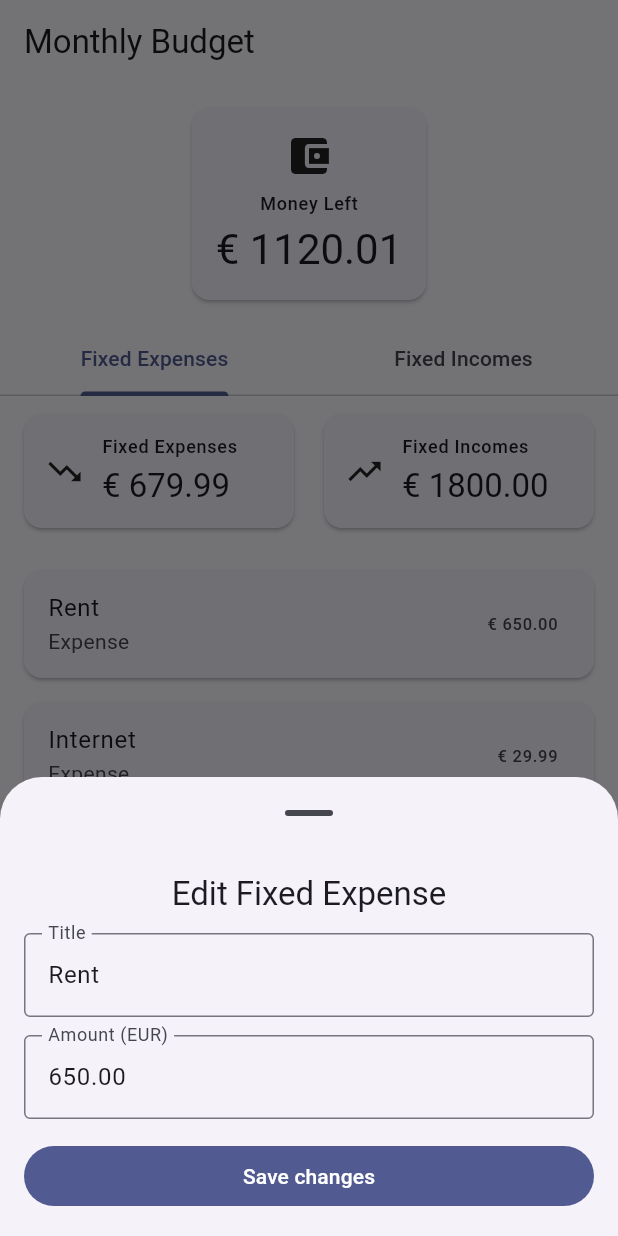
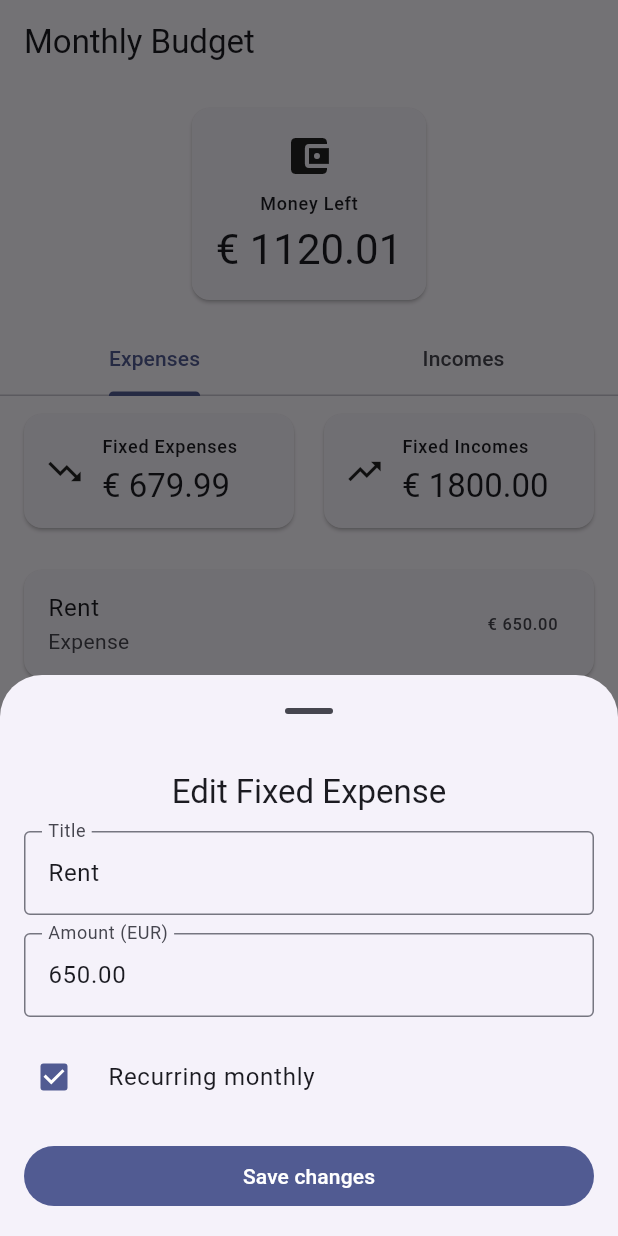
Before and after one commit to Manuel-Array/monthly-budget, a Flutter app: the screen it shows after launch, after a tap on "Rent", on a phone screen of 412 x 824 dp. Run offline on Flutter 3.47's test engine with Material 3 defaults, Android fonts, the phone set to English and light mode, and no system bars.

Commit message:
Add recurring option to items and simplify tab labels

```diff
--- a/lib/app_state.dart
+++ b/lib/app_state.dart
@@ -68,12 +68,12 @@ class AppState extends ChangeNotifier {
     if (_fixedExpenses.isNotEmpty || _fixedIncomes.isNotEmpty) return;
 
     _fixedIncomes.add(
-      FixedItem(id: 'inc1', title: 'Salary', amount: 1800),
+      FixedItem(id: 'inc1', title: 'Salary', amount: 1800, isRecurring: true),
     );
 
     _fixedExpenses.addAll([
-      FixedItem(id: 'exp1', title: 'Rent', amount: 650),
-      FixedItem(id: 'exp2', title: 'Internet', amount: 29.99),
+      FixedItem(id: 'exp1', title: 'Rent', amount: 650, isRecurring: true),
+      FixedItem(id: 'exp2', title: 'Internet', amount: 29.99, isRecurring: true),
     ]);
 
     notifyListeners();
--- a/lib/models/fixed_item.dart
+++ b/lib/models/fixed_item.dart
@@ -1,13 +1,15 @@
-/// Simple immutable model for a fixed monthly item
+/// Simple immutable model for a monthly item
 /// (expense or income).
 class FixedItem {
   final String id;
   final String title;
   final double amount;
+  final bool isRecurring;
 
   const FixedItem({
     required this.id,
     required this.title,
     required this.amount,
+    this.isRecurring = false,
   });
 }
--- a/lib/pages/home_page.dart
+++ b/lib/pages/home_page.dart
@@ -62,8 +62,8 @@ class _HomePageState extends State<HomePage>
           TabBar(
             controller: _tabController,
             tabs: const [
-              Tab(text: 'Fixed Expenses'),
-              Tab(text: 'Fixed Incomes'),
+              Tab(text: 'Expenses'),
+              Tab(text: 'Incomes'),
             ],
           ),
           FixedTotalsCards(
--- a/lib/widgets/add_fixed_item_sheet.dart
+++ b/lib/widgets/add_fixed_item_sheet.dart
@@ -25,6 +25,7 @@ class _AddFixedItemSheetState
   final _titleController = TextEditingController();
   final _amountController = TextEditingController();
   String? _errorMessage;
+  bool _isRecurring = false;
 
   @override
   void initState() {
@@ -34,6 +35,7 @@ class _AddFixedItemSheetState
     if (item != null) {
       _titleController.text = item.title;
       _amountController.text = item.amount.toStringAsFixed(2);
+      _isRecurring = item.isRecurring;
     }
   }
 
@@ -68,6 +70,7 @@ class _AddFixedItemSheetState
           .toString(),
       title: title,
       amount: amount,
+      isRecurring: _isRecurring,
     );
 
     final appState = context.read<AppState>();
@@ -83,6 +86,7 @@ class _AddFixedItemSheetState
         id: widget.existingItem!.id,
         title: title,
         amount: amount,
+        isRecurring: _isRecurring,
       );
 
       widget.isIncome
@@ -137,6 +141,15 @@ class _AddFixedItemSheetState
                 const TextInputType.numberWithOptions(
                     decimal: true),
           ),
+          const SizedBox(height: 12),
+          CheckboxListTile(
+            value: _isRecurring,
+            onChanged: (value) =>
+                setState(() => _isRecurring = value ?? false),
+            title: const Text('Recurring monthly'),
+            controlAffinity: ListTileControlAffinity.leading,
+            contentPadding: EdgeInsets.zero,
+          ),
           if (_errorMessage != null) ...[
             const SizedBox(height: 10),
             Align(
```
